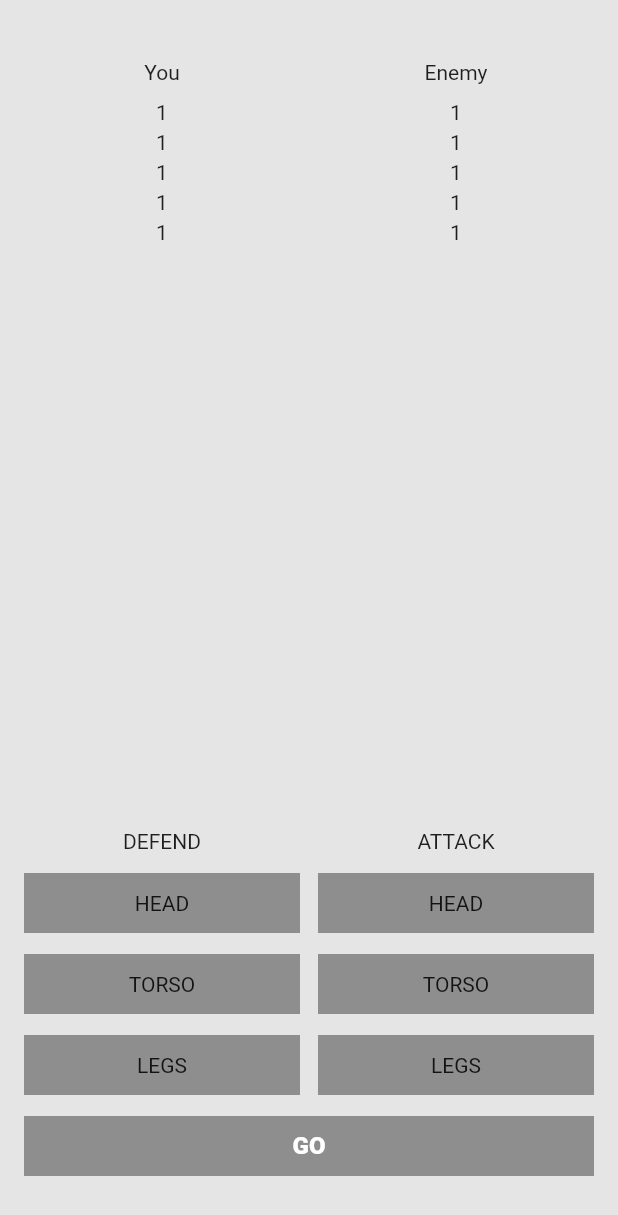
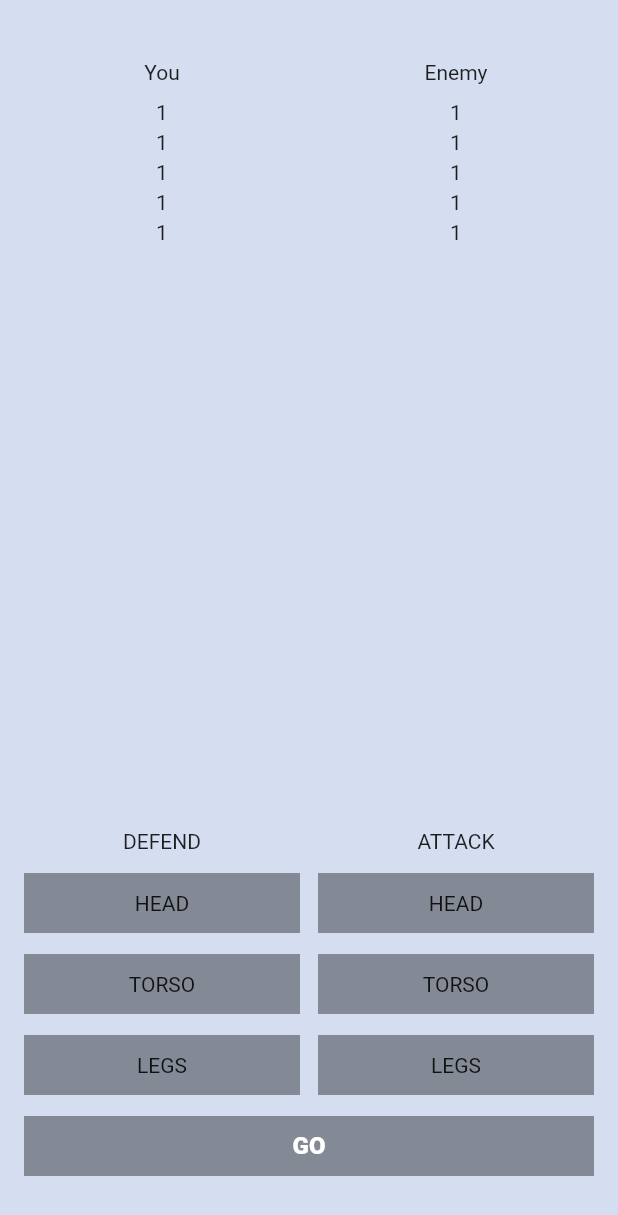
Before and after one commit to Morrowi/flutter_fight_club, a Flutter app: the screen it shows after launch, on a phone screen of 412 x 824 dp. Shown: the top 1215 px of the screen. Run offline on Flutter 3.47's test engine with Material 2 defaults, Android fonts, the phone set to English and light mode, and no system bars.

Commit message:
update 2

```diff
--- a/lib/main.dart
+++ b/lib/main.dart
@@ -30,9 +30,8 @@ class _MyHomePageState extends State<MyHomePage> {
   @override
   Widget build(BuildContext context) {
     return Scaffold(
-      body: ColoredBox(
-        color: Color.fromRGBO(229, 229, 229, 1),
-        child: Column(
+      backgroundColor: Color.fromRGBO(213, 222, 240, 1),
+      body: Column(
         children: [
           SizedBox(height: 40),
           Row(
@@ -223,7 +222,6 @@ class _MyHomePageState extends State<MyHomePage> {
           SizedBox(height: 40)
         ],
       ),
-      ),
     );
   }
 
```
Lines whose indentation alone changed are shown as unchanged.
